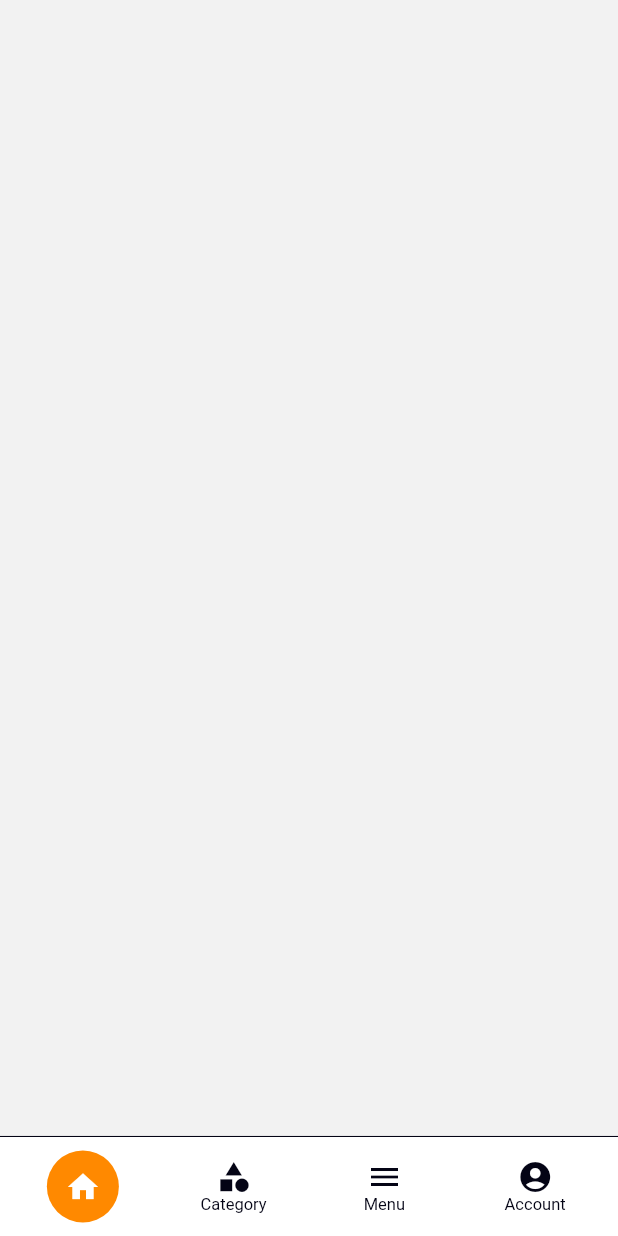
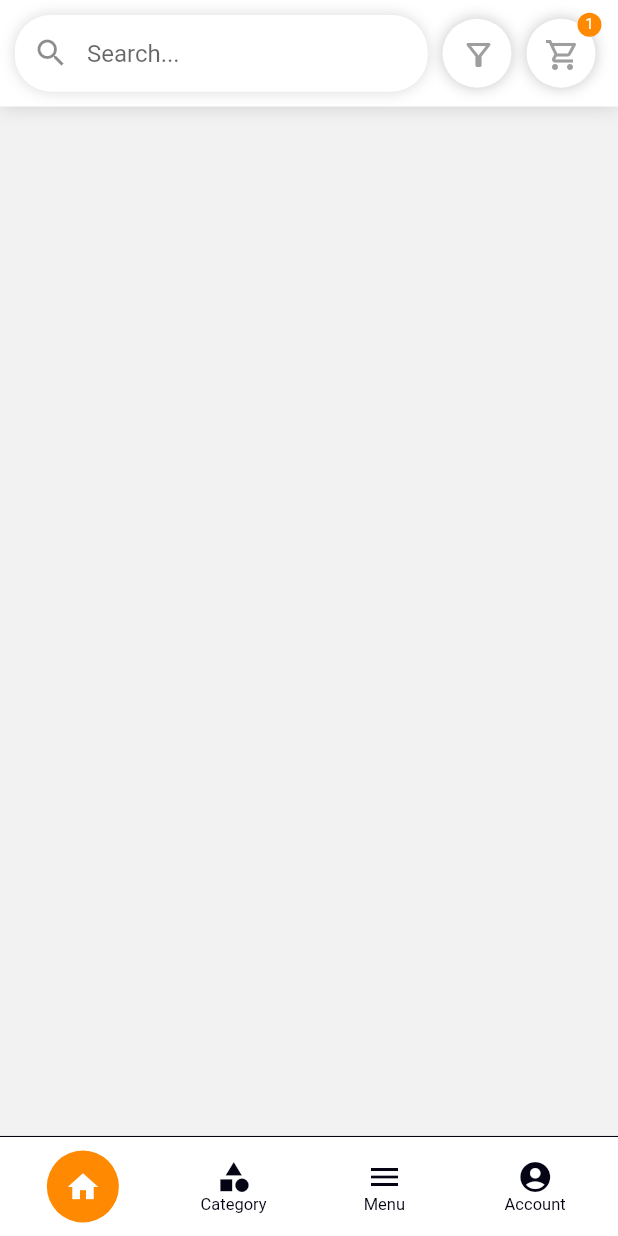
Before and after one commit to AmmarHussien/my_grocery, a Flutter app: the screen it shows after launch, on a phone screen of 412 x 824 dp. Run offline on Flutter 3.47's test engine with Material 2 defaults, Android fonts, the phone set to English and light mode, and no system bars; drawn by our look-alikes of flutter_snake_navigationbar; our stand-ins replace get.

Commit message:
main header

```diff
--- /dev/null
+++ b/lib/components/main_header.dart
@@ -0,0 +1,116 @@
+import 'package:flutter/material.dart';
+
+class MainHeader extends StatelessWidget {
+  const MainHeader({super.key});
+
+  @override
+  Widget build(BuildContext context) {
+    return Container(
+      decoration: BoxDecoration(
+        color: Colors.white,
+        boxShadow: <BoxShadow>[
+          BoxShadow(
+            color: Colors.grey.withOpacity(0.4),
+            blurRadius: 10,
+          ),
+        ],
+      ),
+      padding: const EdgeInsets.all(10),
+      child: Row(
+        children: [
+          Expanded(
+            child: Container(
+              decoration: BoxDecoration(
+                color: Colors.white,
+                borderRadius: const BorderRadius.all(
+                  Radius.circular(24),
+                ),
+                boxShadow: [
+                  BoxShadow(
+                    color: Colors.grey.withOpacity(0.4),
+                    offset: const Offset(0, 0),
+                    blurRadius: 8,
+                  ),
+                ],
+              ),
+              child: TextField(
+                autofocus: false,
+                onSubmitted: (value) {},
+                onChanged: (value) {},
+                decoration: InputDecoration(
+                  contentPadding: const EdgeInsets.symmetric(
+                    horizontal: 14,
+                    vertical: 16,
+                  ),
+                  fillColor: Colors.white,
+                  filled: true,
+                  border: OutlineInputBorder(
+                    borderRadius: BorderRadius.circular(24),
+                    borderSide: BorderSide.none,
+                  ),
+                  hintText: 'Search...',
+                  prefixIcon: const Icon(Icons.search),
+                ),
+              ),
+            ),
+          ),
+          const SizedBox(
+            width: 10,
+          ),
+          Container(
+            height: 46,
+            width: 46,
+            decoration: BoxDecoration(
+                color: Colors.white,
+                shape: BoxShape.circle,
+                boxShadow: [
+                  BoxShadow(
+                    color: Colors.grey.withOpacity(0.6),
+                    blurRadius: 8,
+                  ),
+                ]),
+            padding: const EdgeInsets.all(12),
+            child: const Icon(
+              Icons.filter_alt_outlined,
+              color: Colors.grey,
+            ),
+          ),
+          const SizedBox(
+            width: 10,
+          ),
+          Badge(
+            alignment: AlignmentDirectional.topEnd,
+            label: const Text(
+              '1',
+              style: TextStyle(
+                color: Colors.white,
+              ),
+            ),
+            backgroundColor: Theme.of(context).primaryColor,
+            child: Container(
+              height: 46,
+              width: 46,
+              decoration: BoxDecoration(
+                  color: Colors.white,
+                  shape: BoxShape.circle,
+                  boxShadow: [
+                    BoxShadow(
+                      color: Colors.grey.withOpacity(0.6),
+                      blurRadius: 8,
+                    ),
+                  ]),
+              padding: const EdgeInsets.all(12),
+              child: const Icon(
+                Icons.shopping_cart_outlined,
+                color: Colors.grey,
+              ),
+            ),
+          ),
+          const SizedBox(
+            width: 5,
+          ),
+        ],
+      ),
+    );
+  }
+}
--- a/lib/view/home/home_screen.dart
+++ b/lib/view/home/home_screen.dart
@@ -1,10 +1,18 @@
 import 'package:flutter/material.dart';
+
+import '../../components/main_header.dart';
 
 class HomeScreen extends StatelessWidget {
   const HomeScreen({super.key});
 
   @override
   Widget build(BuildContext context) {
-    return const Scaffold();
+    return SafeArea(
+      child: Column(
+        children: const [
+          MainHeader(),
+        ],
+      ),
+    );
   }
 }
--- a/pubspec.yaml
+++ b/pubspec.yaml
@@ -28,6 +28,7 @@ environment:
 # the latest version available on pub.dev. To see which dependencies have newer
 # versions available, run `flutter pub outdated`.
 dependencies:
+  badges: ^3.1.1
   cupertino_icons: ^1.0.2
   flutter:
     sdk: flutter
```
Also changed, not shown: pubspec.lock.
